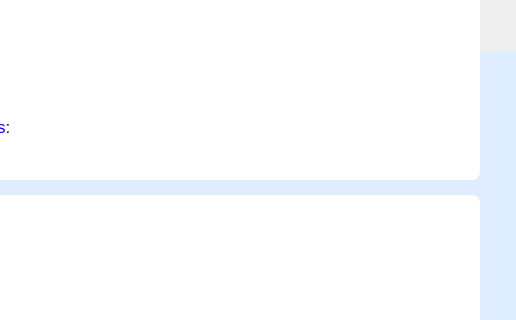
This is plugins/gui/br/reports/pdf.ui in openeuler-mirror/ks-ssr as Qt 5 draws it before an edit; both pictures show x 314 to 830 and y 325 to 645 of the 830 by 1170 pixel window. The edited form follows.
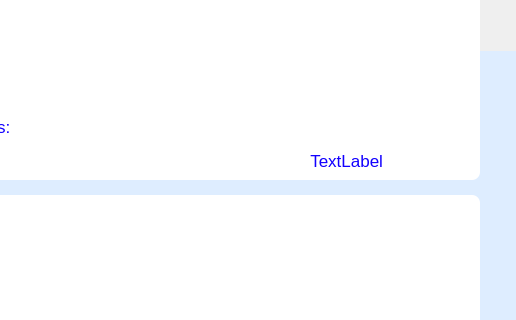
This is the edited form. Icons and pictures are not drawn.

Commit message: feat（reports）：add label m export time sheet - 界面导出报告加入导出时间

Diff of the .ui file:
```diff
--- a/plugins/gui/br/reports/pdf.ui
+++ b/plugins/gui/br/reports/pdf.ui
@@ -225,6 +225,22 @@
          </property>
         </widget>
        </item>
+       <item>
+        <widget class="QLabel" name="m_exportTime">
+         <property name="styleSheet">
+          <string notr="true">font: NotoSansCJKsc-Regular;
+font-size: 17px;
+ color: #1200ff;
+</string>
+         </property>
+         <property name="text">
+          <string>TextLabel</string>
+         </property>
+         <property name="alignment">
+          <set>Qt::AlignRight|Qt::AlignTrailing|Qt::AlignVCenter</set>
+         </property>
+        </widget>
+       </item>
       </layout>
      </item>
     </layout>
```
